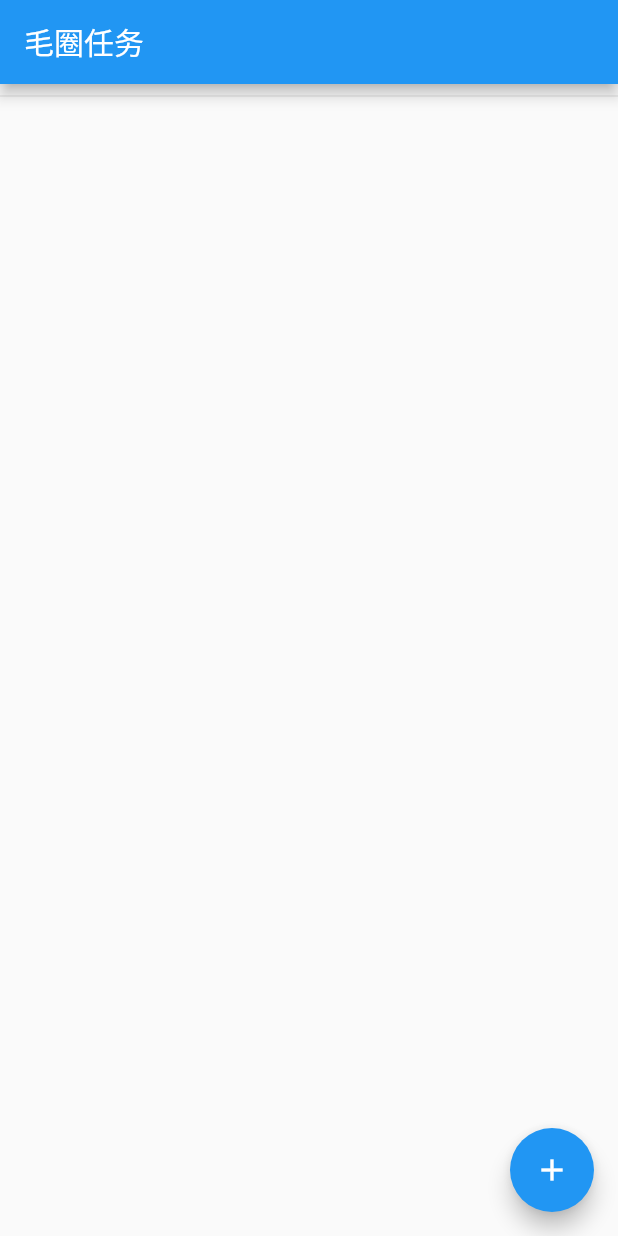
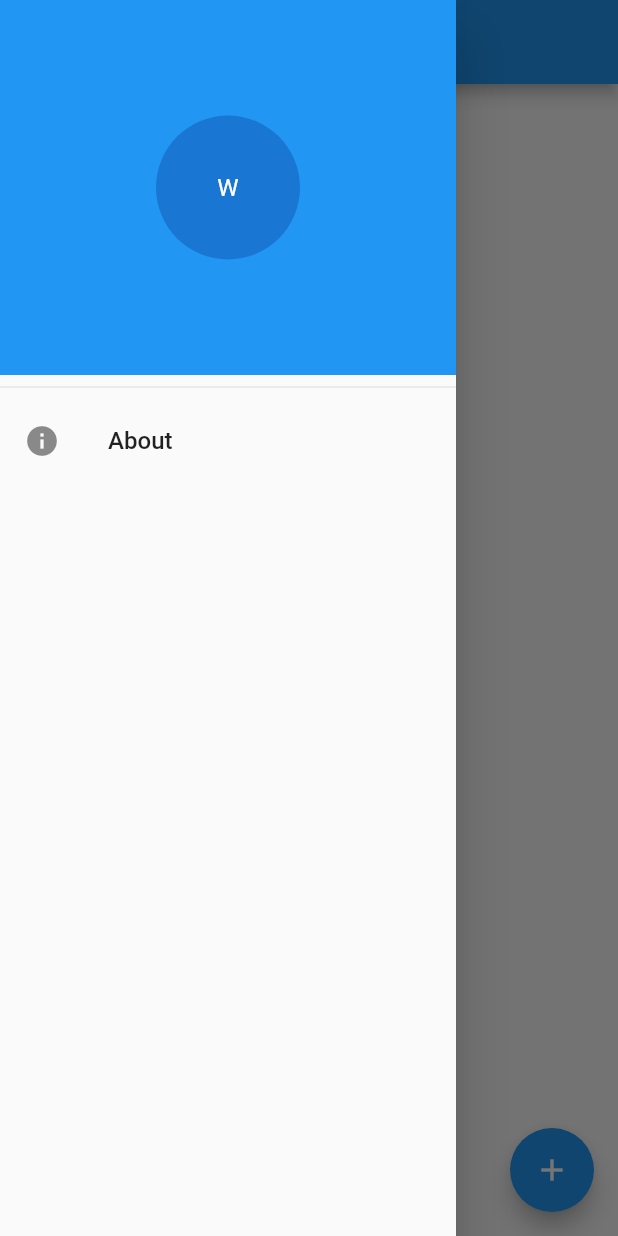
Before and after one commit to hellowmq/easy_todos, a Flutter app: the screen it shows after launch, with the side drawer open (before the commit the screen has no drawer), on a phone screen of 412 x 824 dp. Run offline on Flutter 3.47's test engine with Material 2 defaults, Android fonts, the phone set to English and light mode, and no system bars.

Commit message:
basic project

```diff
--- a/lib/main.dart
+++ b/lib/main.dart
@@ -1,191 +1,12 @@
-import 'dart:async';
-import 'dart:convert';
-import 'dart:io';
-
-import 'package:flutter/foundation.dart';
+import 'package:easy_todos/page/HomePage.dart';
+import 'package:easy_todos/todo/TodoListStorage.dart';
 import 'package:flutter/material.dart';
-import 'package:path_provider/path_provider.dart';
 
 void main() {
   runApp(
     MaterialApp(
       title: 'Reading and Writing Files',
-      home: TodoPage(storage: TodoListStorage()),
+      home: HomePage(storage: TodoListStorage()),
     ),
   );
 }
-
-class Todo {
-  String title;
-  bool done;
-
-  Todo([String str]) {
-    title = str != null ? str : 'New Task';
-
-    done = false;
-  }
-
-  Todo.fromJson(Map<String, dynamic> json)
-      : title = json['title'],
-        done = json['done'];
-
-  Map<String, dynamic> toJson() => {
-        'title': title,
-        'done': done,
-      };
-}
-
-class TodoList {
-  List<Todo> todoList;
-
-  TodoList() {
-    todoList = List<Todo>();
-  }
-
-  TodoList.fromJson(Map<String, dynamic> jsonMap) {
-    todoList.clear();
-    jsonMap.forEach((index, todoJson) {
-      Map todoMap = json.decode(todoJson);
-      todoList.insert(int.parse(index), new Todo.fromJson(todoMap));
-    });
-  }
-}
-
-Map<String, dynamic> todoListToMap(TodoList todoList) {
-  Map<String, dynamic> todoListMap = new Map<String, dynamic>();
-  todoList.todoList.forEach((todo) {
-    String todoJson = json.encode(todo);
-    todoListMap[todoList.todoList.indexOf(todo).toString()] = todoJson;
-  });
-  return todoListMap;
-}
-
-class TodoListStorage {
-  Future<String> get _localPath async {
-    final directory = await getApplicationDocumentsDirectory();
-
-    return directory.path;
-  }
-
-  Future<File> get _localFile async {
-    final path = await _localPath;
-    return File('$path/todolist.txt');
-  }
-
-  Future<TodoList> readTodoList() async {
-    try {
-      final file = await _localFile;
-      // read the file
-      String todoListJson = await file.readAsString();
-      Map<String, dynamic> todoListMap = json.decode(todoListJson);
-      return new TodoList.fromJson(todoListMap);
-    } catch (e) {
-      var todoList = new TodoList();
-      return todoList;
-    }
-  }
-
-  Future<File> writeTodoList(TodoList todoList) async {
-    final file = await _localFile;
-    // Write the file
-    String jsonTodoList = json.encode(
-      todoList,
-      toEncodable: (todoList) {
-        return todoListToMap(todoList);
-      },
-    );
-    return file.writeAsString(jsonTodoList);
-  }
-}
-
-class TodoPage extends StatefulWidget {
-  final TodoListStorage storage;
-
-  TodoPage({Key key, @required this.storage}) : super(key: key);
-
-  @override
-  _TodoPageState createState() => _TodoPageState();
-}
-
-class _TodoPageState extends State<TodoPage> {
-  TodoList _todoList;
-
-  @override
-  void initState() {
-    super.initState();
-    widget.storage.readTodoList().then((TodoList todoList) {
-      setState(() {
-        _todoList = todoList;
-      });
-    });
-  }
-
-  Future<File> _addTodo() async {
-    setState(() {
-      _todoList.todoList.add(Todo());
-    });
-
-    return widget.storage.writeTodoList(_todoList);
-  }
-
-  Future<File> _deleteTodo(int index) async {
-    setState(() {
-      _todoList.todoList.removeAt(index);
-    });
-
-    return widget.storage.writeTodoList(_todoList);
-  }
-
-  Future<File> _changeTodoState(int index) async {
-    setState(() {
-      _todoList.todoList[index].done = !_todoList.todoList[index].done;
-    });
-
-    return widget.storage.writeTodoList(_todoList);
-  }
-
-  Future<File> _changeTodoTitle(int index, String newTitle) async {
-    setState(() {
-      _todoList.todoList[index].title = newTitle;
-    });
-
-    return widget.storage.writeTodoList(_todoList);
-  }
-
-  @override
-  Widget build(BuildContext context) {
-    return Scaffold(
-      appBar: AppBar(
-        title: Text('毛圈任务'),
-      ),
-      body: ListView.builder(
-        itemCount: _todoList != null ? _todoList.todoList.length * 2 + 1 : 0,
-        itemBuilder: (context, pageIndex) {
-          int index = pageIndex ~/ 2;
-          return pageIndex % 2 == 1
-              ? ListTile(
-                  title: Text(
-                    _todoList.todoList[index].title,
-                    style: TextStyle(
-                        decoration: _todoList.todoList[index].done
-                            ? TextDecoration.lineThrough
-                            : TextDecoration.none),
-                  ),
-                  leading: Checkbox(
-                    value: _todoList.todoList[index].done,
-                    onChanged: (value) {
-                      _changeTodoState(index);
-                    },
-                  ),
-                )
-              : Divider();
-        },
-      ),
-      floatingActionButton: FloatingActionButton(
-        onPressed: _addTodo,
-        tooltip: 'Add new Task',
-        child: Icon(Icons.add),
-      ),
-    );
-  }
-}
--- /dev/null
+++ b/lib/page/DrawerPage.dart
@@ -0,0 +1,43 @@
+import 'package:flutter/material.dart';
+
+import 'AboutPage.dart';
+
+class DrawerPage extends StatelessWidget {
+  @override
+  Widget build(BuildContext context) {
+    return Drawer(
+      child: Column(
+        children: <Widget>[
+          new Container(
+            height: 250.0,
+            color: Colors.blue,
+            child: Padding(
+              padding: const EdgeInsets.fromLTRB(8.0, 48.0, 8.0, 48.0),
+              child: new Center(
+                child: CircleAvatar(
+                  maxRadius: 48.0,
+                  minRadius: 32.0,
+                  child: Text("W"),
+                ),
+              ),
+            ),
+          ),
+          new Divider(),
+          new ListTile(
+              leading: Icon(Icons.info),
+              title: Text(
+                "About",
+                style: TextStyle(fontSize: 16.0),
+              ),
+              onTap: () {
+                Navigator.push(
+                  context,
+                  new MaterialPageRoute(
+                      builder: (BuildContext context) => new AboutPage()),
+                );
+              }),
+        ],
+      ),
+    );
+  }
+}
--- /dev/null
+++ b/lib/todo/Todo.dart
@@ -0,0 +1,26 @@
+class Todo {
+  String title;
+  bool done;
+  String remark;
+  bool star;
+
+  Todo([String str]) {
+    title = str != null ? str : '有个任务';
+    remark = "";
+    done = false;
+    star = false;
+  }
+
+  Todo.fromJson(Map<String, dynamic> json)
+      : title = json['title'],
+        done = json['done'],
+        remark = json['remark'],
+        star = json['star'];
+
+  Map<String, dynamic> toJson() => {
+        'title': title,
+        'done': done,
+        'remark': remark,
+        'star': star,
+      };
+}
--- a/pubspec.yaml
+++ b/pubspec.yaml
@@ -8,7 +8,7 @@ dependencies:
   # The following adds the Cupertino Icons font to your application.
   # Use with the CupertinoIcons class for iOS style icons.
   cupertino_icons: ^0.1.2
-  path_provider: ^0.4.1
+  path_provider: ^1.2.0
 
 dev_dependencies:
   flutter_test:
```
Also changed, not shown: lib/page/AboutPage.dart (added, +8 -0 lines), lib/page/HomePage.dart (added, +214 -0 lines), lib/page/TodoPage.dart (added, +92 -0 lines), lib/theme/TextStyle.dart (added, +19 -0 lines), lib/todo/TodoConvert.dart (added, +12 -0 lines), lib/todo/TodoList.dart (added, +19 -0 lines), lib/todo/TodoListStorage.dart (added, +48 -0 lines), pubspec.lock, 3 other files.
